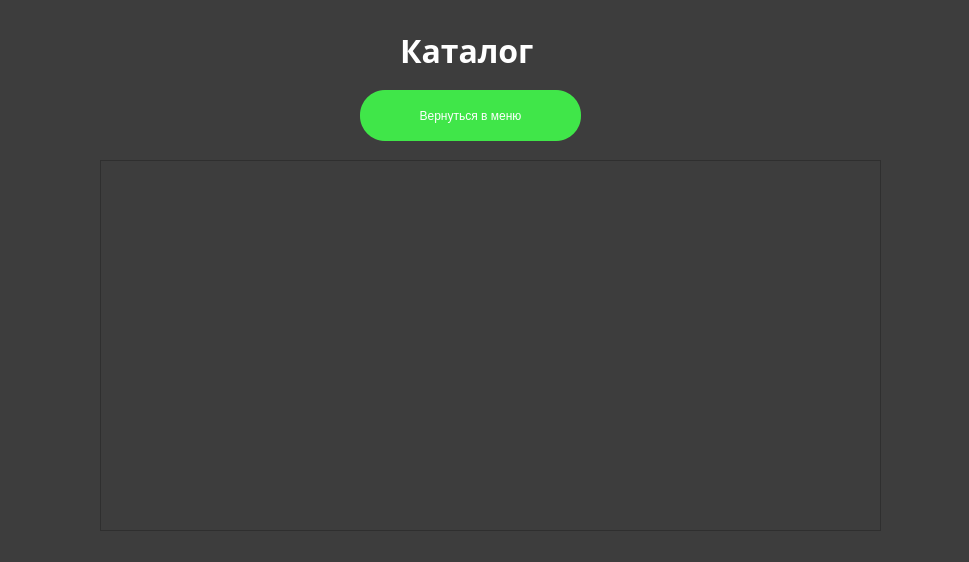
Above: JimRootShopProj/katalog.ui from masterkusok/JimRootShop before the change. Below: the same form after it.
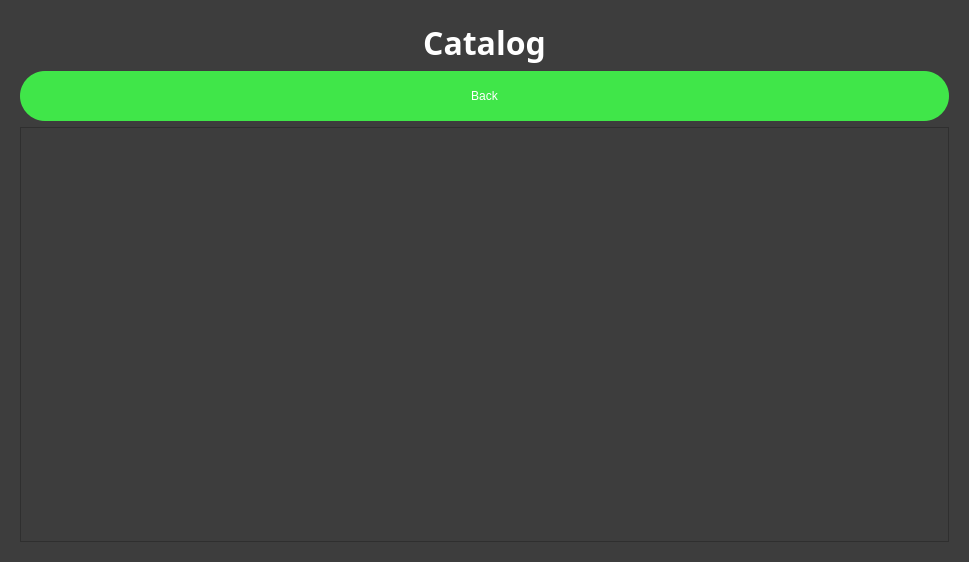
That is the form after the change.

What changed in the file:
```diff
--- a/JimRootShopProj/katalog.ui
+++ b/JimRootShopProj/katalog.ui
@@ -46,48 +46,32 @@
 	font-family : Segoe UI Black;
 }</string>
   </property>
+  <layout class="QVBoxLayout" name="verticalLayout_2">
+   <item>
   <widget class="QStackedWidget" name="stackedWidget">
-   <property name="geometry">
-    <rect>
-     <x>0</x>
-     <y>0</y>
-     <width>971</width>
-     <height>561</height>
-    </rect>
-   </property>
    <widget class="QWidget" name="page">
-    <widget class="QScrollArea" name="ktlgScroll">
-     <property name="geometry">
-      <rect>
-       <x>100</x>
-       <y>160</y>
-       <width>781</width>
-       <height>371</height>
-      </rect>
-     </property>
-     <property name="widgetResizable">
-      <bool>true</bool>
-     </property>
-     <widget class="QWidget" name="scrollAreaWidgetContents">
-      <property name="geometry">
-       <rect>
-        <x>0</x>
-        <y>0</y>
-        <width>779</width>
-        <height>369</height>
-       </rect>
-      </property>
-     </widget>
-    </widget>
+      <layout class="QVBoxLayout" name="verticalLayout">
+       <item>
+        <widget class="QLabel" name="headerLabel">
+         <property name="font">
+          <font>
+           <family>Segoe UI Black</family>
+           <pointsize>24</pointsize>
+           <weight>75</weight>
+           <bold>true</bold>
+           <stylestrategy>PreferDefault</stylestrategy>
+          </font>
+         </property>
+         <property name="text">
+          <string>Catalog</string>
+         </property>
+         <property name="alignment">
+          <set>Qt::AlignCenter</set>
+         </property>
+        </widget>
+       </item>
+       <item>
     <widget class="QPushButton" name="returnToMenuButton">
-     <property name="geometry">
-      <rect>
-       <x>360</x>
-       <y>90</y>
-       <width>221</width>
-       <height>51</height>
-      </rect>
-     </property>
      <property name="cursor">
       <cursorShape>PointingHandCursor</cursorShape>
      </property>
@@ -107,34 +91,33 @@
 }</string>
      </property>
      <property name="text">
-      <string>Вернуться в меню</string>
-     </property>
-    </widget>
-    <widget class="QLabel" name="headerLabel">
+          <string>Back</string>
+         </property>
+        </widget>
+       </item>
+       <item>
+        <widget class="QScrollArea" name="ktlgScroll">
+         <property name="widgetResizable">
+          <bool>true</bool>
+         </property>
+         <widget class="QWidget" name="scrollAreaWidgetContents">
      <property name="geometry">
       <rect>
-       <x>400</x>
-       <y>20</y>
-       <width>211</width>
-       <height>61</height>
-      </rect>
-     </property>
-     <property name="font">
-      <font>
-       <family>Segoe UI Black</family>
-       <pointsize>24</pointsize>
-       <weight>75</weight>
-       <bold>true</bold>
-       <stylestrategy>PreferDefault</stylestrategy>
-      </font>
-     </property>
-     <property name="text">
-      <string>Каталог</string>
-     </property>
-    </widget>
+            <x>0</x>
+            <y>0</y>
+            <width>923</width>
+            <height>398</height>
+           </rect>
+          </property>
+         </widget>
+        </widget>
+       </item>
+      </layout>
    </widget>
    <widget class="QWidget" name="page_2"/>
   </widget>
+   </item>
+  </layout>
  </widget>
  <resources/>
  <connections/>
```
Lines whose indentation alone changed are shown as unchanged.
